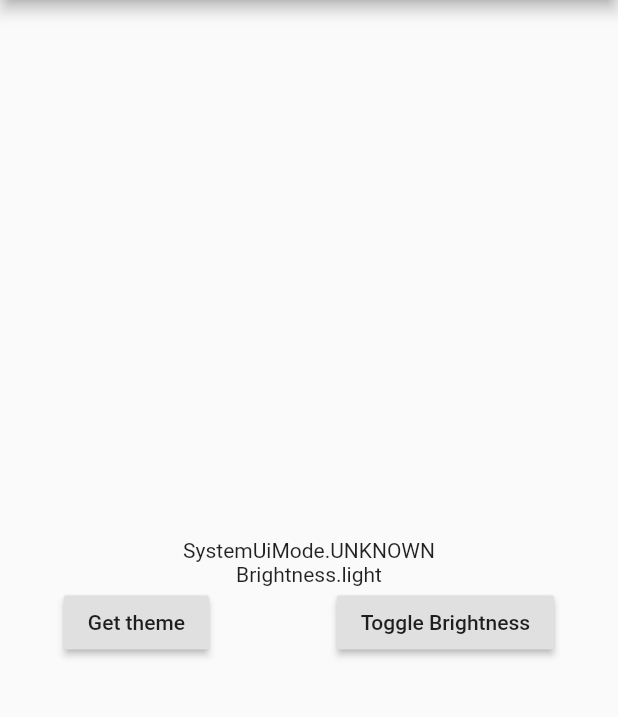
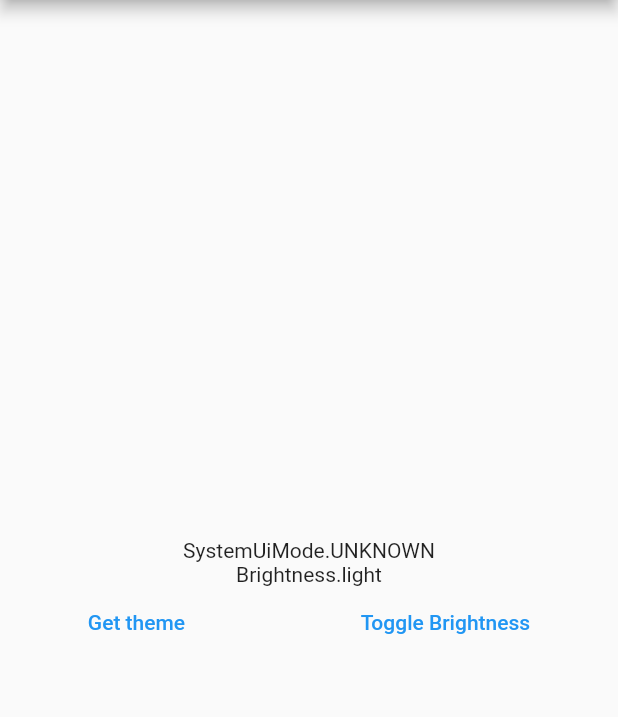
Before and after one commit to koiralapankaj7/simple_status_bar, a Flutter app: the screen it shows after launch, after a tap on "Get theme", on a phone screen of 412 x 824 dp, the part 84-801 px from its top. Run offline on Flutter 3.47's test engine with Material 2 defaults, Android fonts, the phone set to English and light mode, and no system bars; our stand-ins replace plugin_platform_interface.

Commit message:
null safe

```diff
--- a/example/lib/main.dart
+++ b/example/lib/main.dart
@@ -41,7 +41,8 @@ class _MyAppState extends State<MyApp> {
         ),
         drawer: SimpleDrawer(
           drawerCallback: (bool isOpened) {
-            SimpleStatusBar.toggle(hide: isOpened, animation: StatusBarAnimation.SLIDE);
+            SimpleStatusBar.toggle(
+                hide: isOpened, animation: StatusBarAnimation.SLIDE);
           },
           background: Colors.green,
           child: Column(children: <Widget>[]),
@@ -76,7 +77,7 @@ class _MyAppState extends State<MyApp> {
             Row(
               mainAxisAlignment: MainAxisAlignment.spaceAround,
               children: <Widget>[
-                RaisedButton(
+                TextButton(
                   onPressed: () async {
                     final result = await SimpleStatusBar.getSystemUiMode();
                     setState(() {
@@ -85,7 +86,7 @@ class _MyAppState extends State<MyApp> {
                   },
                   child: Text("Get theme"),
                 ),
-                RaisedButton(
+                TextButton(
                   onPressed: _toggleBrightnessPressed,
                   child: Text("Toggle Brightness"),
                 ),
@@ -97,17 +98,18 @@ class _MyAppState extends State<MyApp> {
     );
   }
 
-  void _onGetThemePressed() async {
-    final result = await SimpleStatusBar.getSystemUiMode();
-    setState(() {
-      systemTheme = result;
-    });
-  }
+  // void _onGetThemePressed() async {
+  //   final result = await SimpleStatusBar.getSystemUiMode();
+  //   setState(() {
+  //     systemTheme = result;
+  //   });
+  // }
 
   void _toggleBrightnessPressed() async {
     print("Toogle brightness clicked");
-    final Brightness bright =
-        this.brightness == Brightness.light ? Brightness.dark : Brightness.light;
+    final Brightness bright = this.brightness == Brightness.light
+        ? Brightness.dark
+        : Brightness.light;
     await SimpleStatusBar.changeStatusBarBrightness(brightness: bright);
     setState(() {
       this.brightness = bright;
--- a/pubspec.yaml
+++ b/pubspec.yaml
@@ -1,6 +1,6 @@
 name: simple_status_bar
 description: Simple flutter plugin which will toggle status bar
-version: 0.0.4
+version: 0.0.5
 homepage: https://github.com/koiralapankajgit/simple_status_bar
 
 environment:
```
Also changed, not shown: 1 other file.
